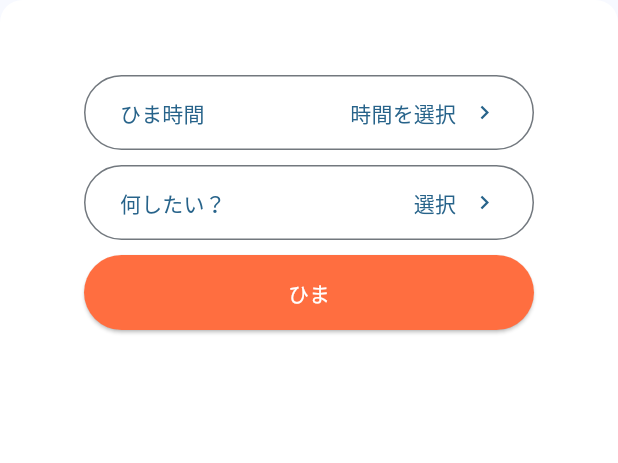
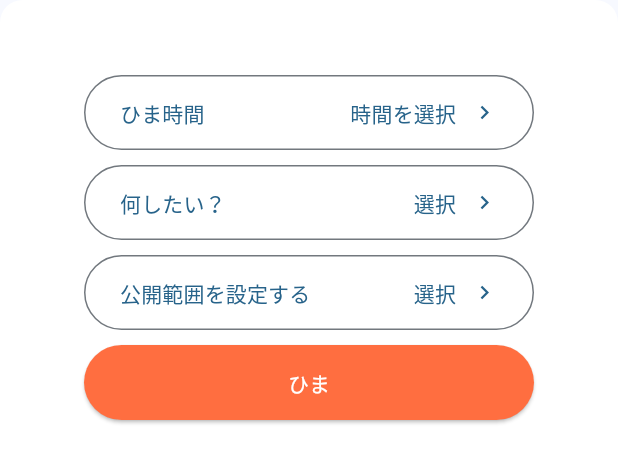
Before and after one commit to horiyu/hi-match, a Flutter app: the HimaModal widget shown alone on an empty page, opened directly, on a phone screen of 412 x 824 dp. Shown: the top 463 px of the screen. Run offline on Flutter 3.47's test engine with Material 3 defaults, Android fonts, the phone set to English and light mode, and no system bars; our stand-ins replace cloud_firestore, firebase_analytics, firebase_auth, firebase_core, flutter_datetime_picker_plus, hooks_riverpod and 1 more; accounts and stored records are empty.

Commit message:
HimaModalウィジェットにOutlinedButtonを追加し、公開範囲設定のUIを改善

```diff
--- a/lib/hima_modal.dart
+++ b/lib/hima_modal.dart
@@ -162,6 +162,33 @@ class _HimaModalState extends State<HimaModal> {
               //   ),
               // ),
               const SizedBox(height: 10),
+              OutlinedButton(
+                style: ButtonStyle(
+                  backgroundColor: WidgetStateProperty.all(Colors.white),
+                  minimumSize: WidgetStateProperty.all(const Size(300, 50)),
+                  maximumSize: WidgetStateProperty.all(const Size(300, 50)),
+                ),
+                child: Row(
+                  mainAxisAlignment: MainAxisAlignment.spaceBetween,
+                  children: [
+                    const Text('公開範囲を設定する'),
+                    Row(
+                      children: [
+                        if (selectedDate == null)
+                          const Text('選択')
+                        else
+                          const Text('選択'),
+                        const SizedBox(width: 10),
+                        const Icon(
+                          Icons.chevron_right,
+                        ),
+                      ],
+                    ),
+                  ],
+                ),
+                onPressed: () {},
+              ),
+              const SizedBox(height: 10),
               Padding(
                 padding: const EdgeInsets.only(bottom: 30),
                 child: Row(
```
